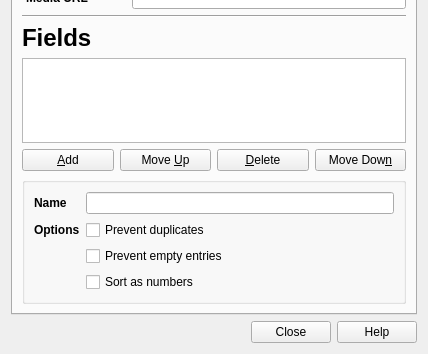
ludiosarchive/anki, file designer/modelproperties.ui: the form before one commit; both pictures show x 0 to 428 and y 197 to 551 of the 428 by 551 pixel window.
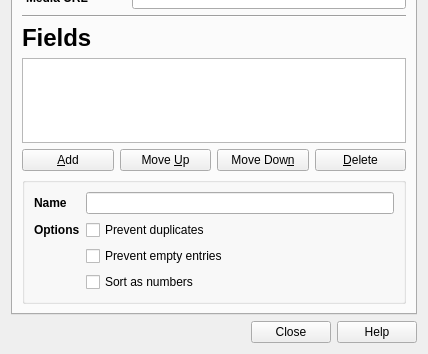
The form after the commit.

```diff
--- a/designer/modelproperties.ui
+++ b/designer/modelproperties.ui
@@ -9,7 +9,7 @@
    <rect>
     <x>0</x>
     <y>0</y>
-    <width>393</width>
+    <width>420</width>
     <height>551</height>
    </rect>
   </property>
@@ -188,16 +188,6 @@
            </property>
           </widget>
          </item>
-         <item>
-          <widget class="QPushButton" name="fieldDelete">
-           <property name="text">
-            <string>&amp;Delete</string>
-           </property>
-           <property name="autoDefault">
-            <bool>false</bool>
-           </property>
-          </widget>
-         </item>
          <item>
           <widget class="QPushButton" name="fieldDown">
            <property name="toolTip">
@@ -211,6 +201,16 @@
            </property>
           </widget>
          </item>
+         <item>
+          <widget class="QPushButton" name="fieldDelete">
+           <property name="text">
+            <string>&amp;Delete</string>
+           </property>
+           <property name="autoDefault">
+            <bool>false</bool>
+           </property>
+          </widget>
+         </item>
         </layout>
        </item>
        <item>
```
Left out of the diff: 2 changed lines with no effect on the pictures.
